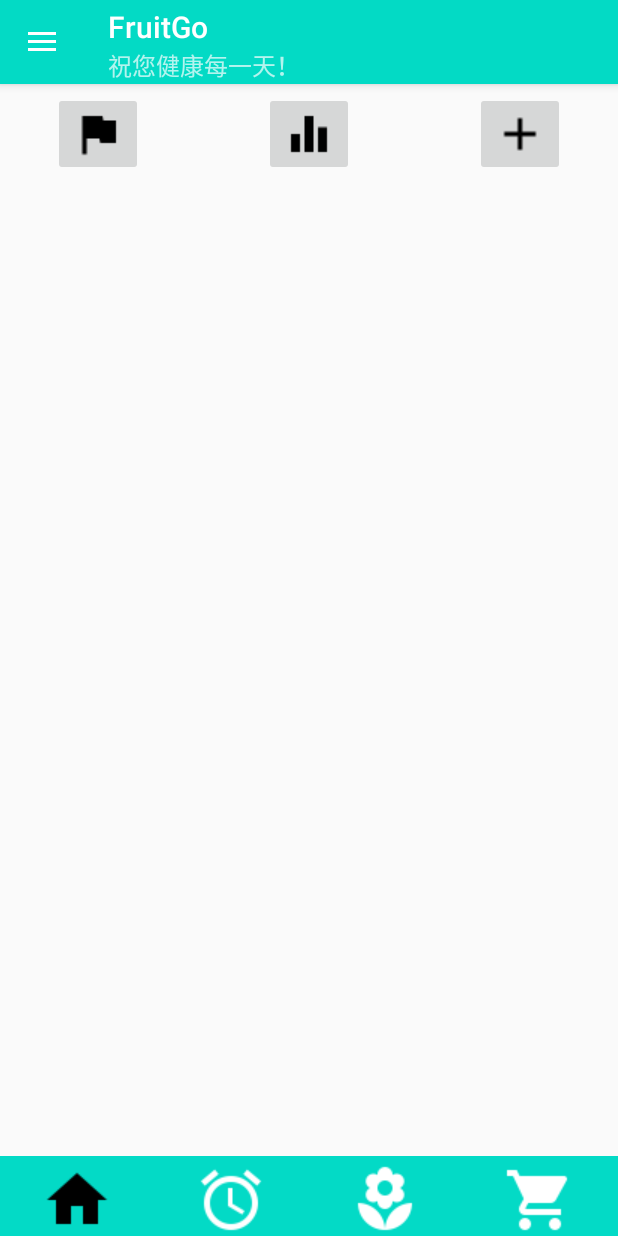
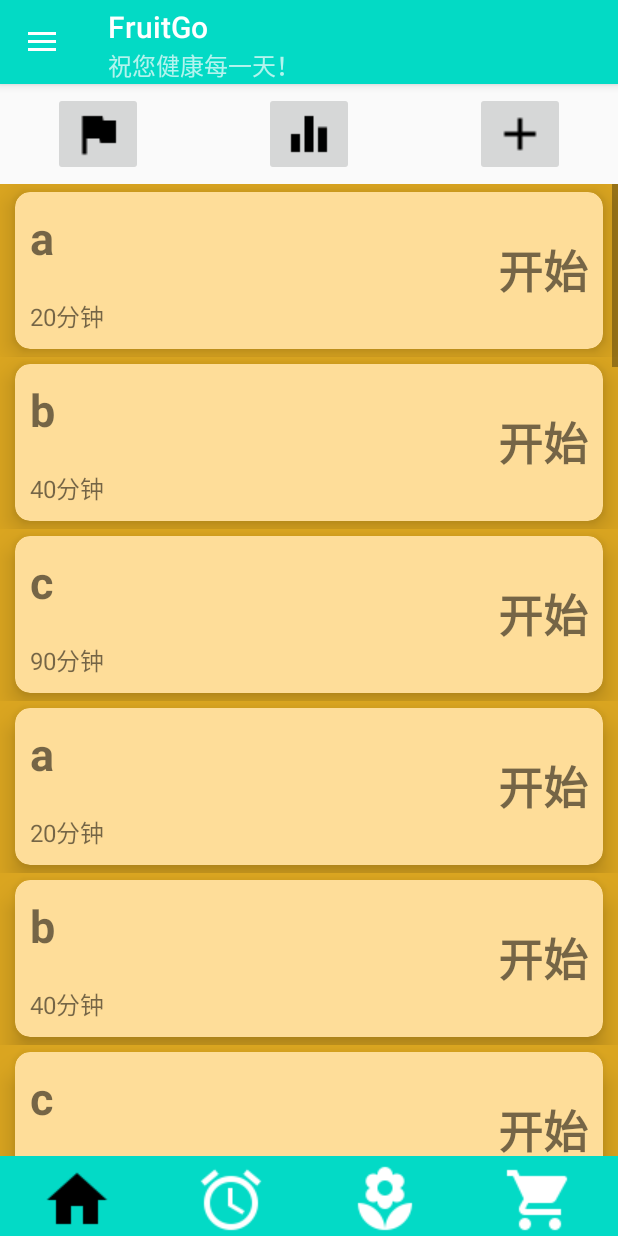
Before and after one commit to JoeJRW/FruitGo2021, an Android app: the fragment TodoFragment placed in its activity, on a phone screen of 412 x 824 dp. Run offline under Robolectric (Android 15) with nearby library versions, the phone set to English and light mode, and no system bars.

Commit message:
finish layout for mission listview in todofragment

```diff
--- /dev/null
+++ b/client/app/src/main/java/com/wzh/fruitgo/Adapter/MissionAdapter.java
@@ -0,0 +1,76 @@
+package com.wzh.fruitgo.Adapter;
+
+import android.content.Context;
+import android.view.LayoutInflater;
+import android.view.View;
+import android.view.ViewGroup;
+import android.widget.ArrayAdapter;
+import android.widget.TextView;
+
+import androidx.annotation.NonNull;
+import androidx.annotation.Nullable;
+import androidx.recyclerview.widget.RecyclerView;
+
+import com.wzh.fruitgo.Bean.Mission;
+import com.wzh.fruitgo.R;
+
+import java.util.List;
+
+public class MissionAdapter extends ArrayAdapter<Mission> {
+    private int resourceId;
+
+    /**
+     * 适配器的构造函数，把要适配的数据传入这里
+     * @param context
+     * @param textViewResourceId
+     * @param objects
+     */
+    public MissionAdapter(@NonNull Context context, int textViewResourceId, @NonNull List<Mission> objects) {
+        super(context, textViewResourceId, objects);
+        resourceId=textViewResourceId;
+    }
+
+    /**
+     * convertView 参数用于将之前加载好的布局进行缓存
+     * @param position
+     * @param convertView
+     * @param parent
+     * @return
+     */
+    @NonNull
+    @Override
+    public View getView(int position, @Nullable View convertView, @NonNull ViewGroup parent) {
+        Mission mission = getItem(position);//获取当前项mission的实例
+
+        View view;
+        ViewHolder viewHolder;
+        if (convertView == null){
+            // 避免ListView每次滚动时都要重新加载布局，以提高运行效率
+            view= LayoutInflater.from(getContext()).inflate(resourceId,parent,false);
+
+            // 避免每次调用getView()时都要重新获取控件实例
+            viewHolder=new ViewHolder();
+            viewHolder.missionName=view.findViewById(R.id.mission_name);
+            viewHolder.missionDuration=view.findViewById(R.id.mission_duration);
+
+            // 将ViewHolder存储在View中（即将控件的实例存储在其中）
+            view.setTag(viewHolder);
+        }
+        else {
+            view=convertView;
+            viewHolder=(ViewHolder) view.getTag();
+        }
+
+        // 获取控件实例，并调用set...方法使其显示出来
+        viewHolder.missionName.setText(mission.getName());
+        viewHolder.missionDuration.setText(mission.getDuration());
+        return view;
+
+    }
+
+    // 定义一个内部类，用于对控件的实例进行缓存
+    class ViewHolder{
+        TextView missionName;
+        TextView missionDuration;
+    }
+}
--- /dev/null
+++ b/client/app/src/main/java/com/wzh/fruitgo/Bean/Mission.java
@@ -0,0 +1,29 @@
+package com.wzh.fruitgo.Bean;
+
+import androidx.annotation.NonNull;
+
+public class Mission {
+    private String name;
+    private String duration;
+
+    public Mission(String name, String duration){
+        this.name=name;
+        this.duration=duration;
+    }
+
+    public String getName() {
+        return name;
+    }
+
+    public String getDuration() {
+        return duration;
+    }
+
+    @Override
+    public String toString() {
+        return "Mission{" +
+                "name='" + name + '\'' +
+                ", duration='" + duration + '\'' +
+                '}';
+    }
+}
--- a/client/app/src/main/java/com/wzh/fruitgo/Fragment/TodoFragment.java
+++ b/client/app/src/main/java/com/wzh/fruitgo/Fragment/TodoFragment.java
@@ -1,22 +1,130 @@
 package com.wzh.fruitgo.Fragment;
 
+import android.content.Context;
 import android.os.Bundle;
 import android.view.LayoutInflater;
 import android.view.View;
 import android.view.ViewGroup;
+import android.widget.AdapterView;
+import android.widget.ImageButton;
+import android.widget.ListView;
+import android.widget.ScrollView;
+import android.widget.Toast;
 
 import androidx.annotation.NonNull;
 import androidx.annotation.Nullable;
 import androidx.fragment.app.Fragment;
 
+import com.wzh.fruitgo.Adapter.MissionAdapter;
+import com.wzh.fruitgo.Bean.Mission;
+import com.wzh.fruitgo.MainActivity;
 import com.wzh.fruitgo.R;
 
+import java.util.ArrayList;
+import java.util.List;
+
 public class TodoFragment extends Fragment {
+    /**
+     * Fragment相关知识：
+     * onCreateView()方法，该方法返回视图文件，相当于Activity中onCreate方法中setContentView一样
+     * onViewCreated()方法，该方法当view创建完成之后的回调方法
+     * 说白了就是一个用于创造，一个用于运用
+     * 在onCreateView()中首先还是找到为它写的布局文件，返回视图文件
+     * 在onViewCreated()中找到其视图文件中的各类控件进行使用
+     */
+
+    private ImageButton btn_flag;
+    private ImageButton btn_statistics;
+    private ImageButton btn_add;
+    private ListView missionList;
+
+    private List<Mission> missions = new ArrayList<>();
 
     @Nullable
     @Override
     public View onCreateView(@NonNull LayoutInflater inflater, @Nullable ViewGroup container, @Nullable Bundle savedInstanceState) {
+
         View view = inflater.inflate(R.layout.fragment_todo, null);
         return view;
     }
+
+    @Override
+    public void onViewCreated(@NonNull View view, @Nullable Bundle savedInstanceState) {
+        super.onViewCreated(view, savedInstanceState);
+
+        initMissions();
+
+        initView(view);//包含控件初始化&按钮点击事件的绑定&listview绑定适配器和监听器
+
+    }
+
+    private void initView(View view){
+        btn_flag = (ImageButton) view.findViewById(R.id.btn_flag);
+        btn_statistics = (ImageButton) view.findViewById(R.id.btn_statistics);
+        btn_add = (ImageButton) view.findViewById(R.id.btn_add);
+        missionList = (ListView) view.findViewById(R.id.missionList);
+
+        /**
+         * flag按钮的点击事件
+         */
+        btn_flag.setOnClickListener(new View.OnClickListener() {
+            @Override
+            public void onClick(View v) {
+
+            }
+        });
+
+        /**
+         * statistics按钮的点击事件
+         */
+        btn_statistics.setOnClickListener(new View.OnClickListener() {
+            @Override
+            public void onClick(View v) {
+
+            }
+        });
+
+        /**
+         * add按钮的点击事件
+         */
+        btn_add.setOnClickListener(new View.OnClickListener() {
+            @Override
+            public void onClick(View v) {
+
+            }
+        });
+
+        MissionAdapter missionAdapter = new MissionAdapter(getContext(), R.layout.listview_item_mission, missions);
+        missionList.setAdapter(missionAdapter);
+
+        /**
+         * 为ListView注册一个监听器，当用户点击了ListView中的任何一个子项时，就会回调onItemClick()方法
+         * 在这个方法中可以通过position参数判断出用户点击的是那一个子项
+         */
+        missionList.setOnItemClickListener(new AdapterView.OnItemClickListener() {
+            @Override
+            public void onItemClick(AdapterView<?> parent, View view, int position, long id) {
+                //TODO listview item 点击事件处理逻辑
+                Mission mission = missions.get(position);
+                Toast.makeText(getActivity(), mission.getName(), Toast.LENGTH_LONG).show();
+            }
+        });
+    }
+
+    private void initMissions() {
+        //TODO 访问服务器，读取数据库
+        for (int i = 0; i < 10; i++) {
+            Mission a = new Mission("a", "20分钟");
+            missions.add(a);
+            Mission b = new Mission("b", "40分钟");
+            missions.add(b);
+            Mission c = new Mission("c", "90分钟");
+            missions.add(c);
+        }
+    }
+
+    private void missionItemPopupWindow(View view, int position){
+
+    }
+
 }
--- /dev/null
+++ b/client/app/src/main/res/drawable/listview_item_shape.xml
@@ -0,0 +1,7 @@
+<?xml version="1.0" encoding="utf-8"?>
+<shape xmlns:android="http://schemas.android.com/apk/res/android"
+    android:shape="rectangle">
+    <corners android:radius="12dp" />
+    <solid android:color="#ff77"/>
+    <stroke android:color="#22ddff"/>
+</shape>
--- a/client/app/src/main/res/layout/fragment_todo.xml
+++ b/client/app/src/main/res/layout/fragment_todo.xml
@@ -5,6 +5,7 @@
 
 
     <ImageButton
+        android:id="@+id/btn_flag"
         android:layout_width="wrap_content"
         android:layout_height="wrap_content"
         android:layout_marginLeft="35sp"
@@ -12,6 +13,7 @@
         android:src="@drawable/icon_flag"/>
 
     <ImageButton
+        android:id="@+id/btn_statistics"
         android:layout_width="wrap_content"
         android:layout_height="wrap_content"
         android:layout_centerHorizontal="true"
@@ -20,7 +22,7 @@
 
 
     <ImageButton
-        android:id="@+id/btn_statistics"
+        android:id="@+id/btn_add"
         android:layout_width="wrap_content"
         android:layout_height="wrap_content"
         android:layout_alignParentRight="true"
@@ -28,4 +30,14 @@
         android:layout_marginTop="5sp"
         android:src="@drawable/icon_add" />
 
+    <ListView
+        android:id="@+id/missionList"
+        android:layout_width="match_parent"
+        android:layout_height="match_parent"
+        android:layout_below="@+id/btn_add"
+        android:layout_marginTop="5sp"
+        android:background="#DAA520"
+        android:divider="#ffffff"
+        />
+
 </RelativeLayout>
--- /dev/null
+++ b/client/app/src/main/res/layout/listview_item_mission.xml
@@ -0,0 +1,70 @@
+<?xml version="1.0" encoding="utf-8"?>
+<!--<RelativeLayout xmlns:android="http://schemas.android.com/apk/res/android"-->
+<!--    android:layout_width="match_parent"-->
+<!--    android:layout_height="wrap_content"-->
+<!--    android:paddingBottom="4dip"-->
+<!--    android:paddingLeft="12dip"-->
+<!--    android:paddingRight="12dip">-->
+
+<LinearLayout xmlns:android="http://schemas.android.com/apk/res/android"
+    xmlns:app="http://schemas.android.com/apk/res-auto"
+    android:orientation="vertical"
+    android:layout_width="match_parent"
+    android:layout_height="match_parent">
+
+    <androidx.cardview.widget.CardView
+        android:id="@+id/mission_item"
+        android:layout_width="match_parent"
+        android:layout_height="wrap_content"
+        android:foreground="?selectableItemBackground"
+        app:cardBackgroundColor="#fedd99"
+        android:layout_marginTop="5dp"
+        android:layout_marginBottom="5dp"
+        android:layout_marginLeft="10dp"
+        android:layout_marginRight="10dp"
+        app:cardCornerRadius="10dp"
+        app:cardElevation="10dp">
+
+        <RelativeLayout
+            android:layout_width="wrap_content"
+            android:layout_height="wrap_content">
+
+            <TextView
+                android:id="@+id/mission_name"
+                android:layout_width="250dp"
+                android:layout_height="wrap_content"
+                android:text="mission name"
+                android:layout_margin="10dp"
+                android:textSize="30sp"
+                android:textStyle="bold"
+                android:maxLines="1"
+                android:autoSizeTextType="uniform"
+                android:autoSizeMinTextSize="8sp"
+                android:autoSizeMaxTextSize="30sp"
+                />
+
+            <TextView
+                android:id="@+id/mission_duration"
+                android:layout_width="wrap_content"
+                android:layout_height="wrap_content"
+                android:layout_below="@id/mission_name"
+                android:layout_margin="10dp"
+                android:text="mission_duration"
+                android:textSize="16sp"/>
+
+            <TextView
+                android:layout_width="wrap_content"
+                android:layout_height="60dp"
+                android:layout_alignParentRight="true"
+                android:layout_centerVertical="true"
+                android:gravity="center"
+                android:layout_margin="10dp"
+                android:textSize="30sp"
+                android:textStyle="bold"
+                android:text="开始" />
+
+        </RelativeLayout>
+
+    </androidx.cardview.widget.CardView>
+
+</LinearLayout>
--- /dev/null
+++ b/client/app/src/main/res/layout/popwindow_item_mission.xml
@@ -0,0 +1,25 @@
+<?xml version="1.0" encoding="utf-8"?>
+<LinearLayout xmlns:android="http://schemas.android.com/apk/res/android"
+    android:orientation="vertical"
+    android:layout_width="match_parent"
+    android:layout_height="match_parent">
+
+<!--    TODO PopupWindow 布局-->
+
+    <Button
+        android:id="@+id/btn_xixi"
+        android:layout_width="wrap_content"
+        android:layout_height="wrap_content"
+        android:padding="5dp"
+        android:text="嘻嘻"
+        android:textSize="18sp" />
+
+    <Button
+        android:id="@+id/btn_hehe"
+        android:layout_width="wrap_content"
+        android:layout_height="wrap_content"
+        android:padding="5dp"
+        android:text="呵呵"
+        android:textSize="18sp" />
+
+</LinearLayout>
```
Also changed, not shown: client/app/src/main/res/anim/anim_pop.xml (added, +7 -0 lines).
